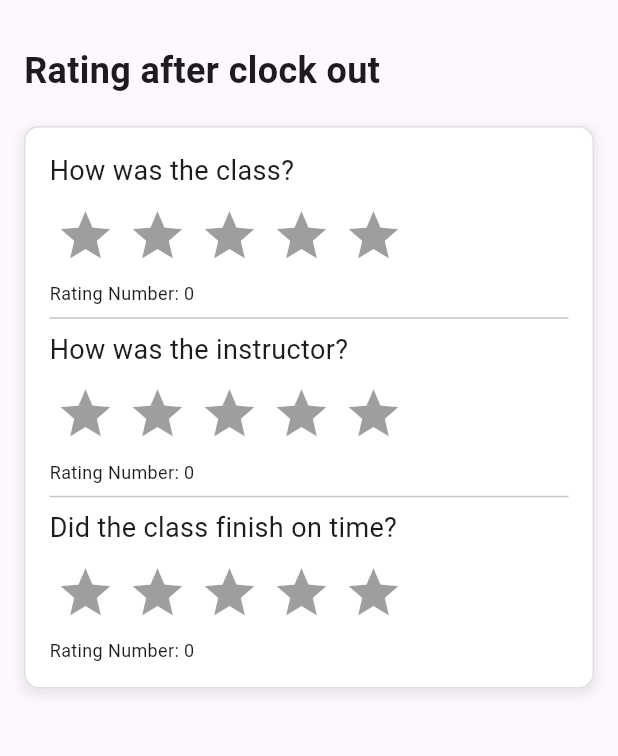
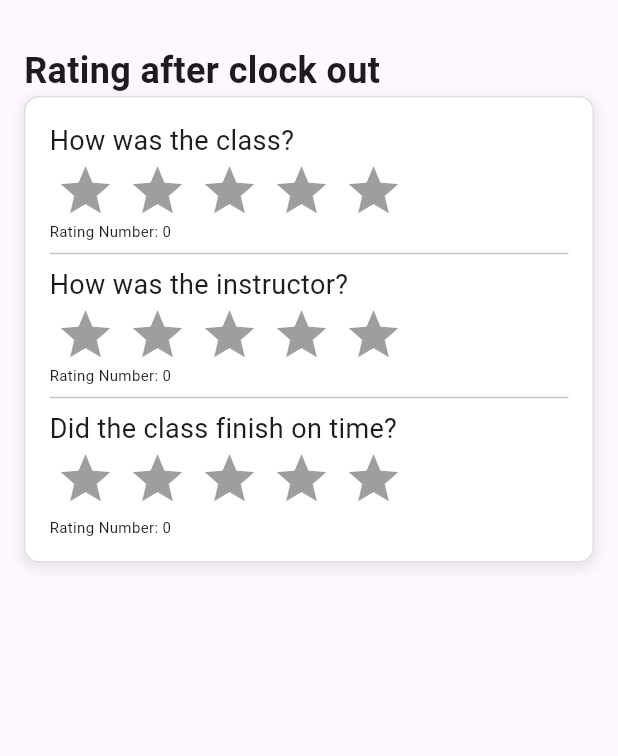
Before and after one commit to BishozitChandraDas/App_Rating, a Flutter app: the screen it shows after launch, on a phone screen of 412 x 824 dp, the part 63-819 px from its top. Run offline on Flutter 3.47's test engine with Material 3 defaults, Android fonts, the light colour scheme and no system bars; drawn by our look-alikes of flutter_rating_bar.

Commit message:
Pixel fix

```diff
--- a/lib/app_rating.dart
+++ b/lib/app_rating.dart
@@ -46,7 +46,7 @@ class _AppratingState extends State<Apprating> {
               "Rating after clock out",
               style: TextStyle(fontSize: 24, fontWeight: FontWeight.bold),
             ),
-            const SizedBox(height: 20),
+            // const SizedBox(height: 10),
 
             // Rectangular Container
             Container(
@@ -75,7 +75,7 @@ class _AppratingState extends State<Apprating> {
                     "How was the class?",
                     style: TextStyle(fontSize: 18),
                   ),
-                  const SizedBox(height: 10),
+                  // const SizedBox(height: 10),
 
                   // Rating Bar for Question 1
                   RatingBar.builder(
@@ -93,7 +93,7 @@ class _AppratingState extends State<Apprating> {
                       rating1 = rating;
                     }),
                   ),
-                  const SizedBox(height: 10),
+                  // const SizedBox(height: 10),
 
                   // Rating Display
                   Row(
@@ -101,11 +101,11 @@ class _AppratingState extends State<Apprating> {
                     children: [
                       Text(
                         'Rating Number: ${rating1.toInt()}',
-                        style: const TextStyle(fontSize: 12),
+                        style: const TextStyle(fontSize: 10),
                       ),
                       Text(
                         getReviewText(rating1),
-                        style: const TextStyle(fontSize: 12),
+                        style: const TextStyle(fontSize: 10),
                       ),
                     ],
                   ),
@@ -116,7 +116,7 @@ class _AppratingState extends State<Apprating> {
                     "How was the instructor?",
                     style: TextStyle(fontSize: 18),
                   ),
-                  const SizedBox(height: 10),
+                  // const SizedBox(height: 10),
 
                   // Rating Bar for Question 2
                   RatingBar.builder(
@@ -134,7 +134,7 @@ class _AppratingState extends State<Apprating> {
                       rating2 = rating;
                     }),
                   ),
-                  const SizedBox(height: 10),
+                  // const SizedBox(height: 10),
 
                   // Rating Display
                   Row(
@@ -142,11 +142,11 @@ class _AppratingState extends State<Apprating> {
                     children: [
                       Text(
                         'Rating Number: ${rating2.toInt()}',
-                        style: const TextStyle(fontSize: 12),
+                        style: const TextStyle(fontSize: 10),
                       ),
                       Text(
                         getReviewText(rating2),
-                        style: const TextStyle(fontSize: 12),
+                        style: const TextStyle(fontSize: 10),
                       ),
                     ],
                   ),
@@ -157,7 +157,7 @@ class _AppratingState extends State<Apprating> {
                     "Did the class finish on time?",
                     style: TextStyle(fontSize: 18),
                   ),
-                  const SizedBox(height: 10),
+                  // const SizedBox(height: 10),
 
                   // Rating Bar for Question 3
                   RatingBar.builder(
@@ -175,7 +175,7 @@ class _AppratingState extends State<Apprating> {
                       rating3 = rating;
                     }),
                   ),
-                  const SizedBox(height: 10),
+                  const SizedBox(height: 5),
 
                   // Rating Display
                   Row(
@@ -183,24 +183,14 @@ class _AppratingState extends State<Apprating> {
                     children: [
                       Text(
                         'Rating Number: ${rating3.toInt()}',
-                        style: const TextStyle(fontSize: 12),
+                        style: const TextStyle(fontSize: 10),
                       ),
                       Text(
                         getReviewText(rating3),
-                        style: const TextStyle(fontSize: 12),
+                        style: const TextStyle(fontSize: 10),
                       ),
                     ],
                   ),
-
-                  // // Display all ratings
-                  // const SizedBox(height: 20),
-                  // Center(
-                  //   child: Text(
-                  //     'Overall Ratings: \nClass start time: $rating1\nClass experience: $rating2\nClass end time: $rating3',
-                  //     style: const TextStyle(fontSize: 18),
-                  //     textAlign: TextAlign.center,
-                  //   ),
-                  // ),
                 ],
               ),
             ),
@@ -210,6 +200,7 @@ class _AppratingState extends State<Apprating> {
     );
   }
 }
+
 
 
 
```
